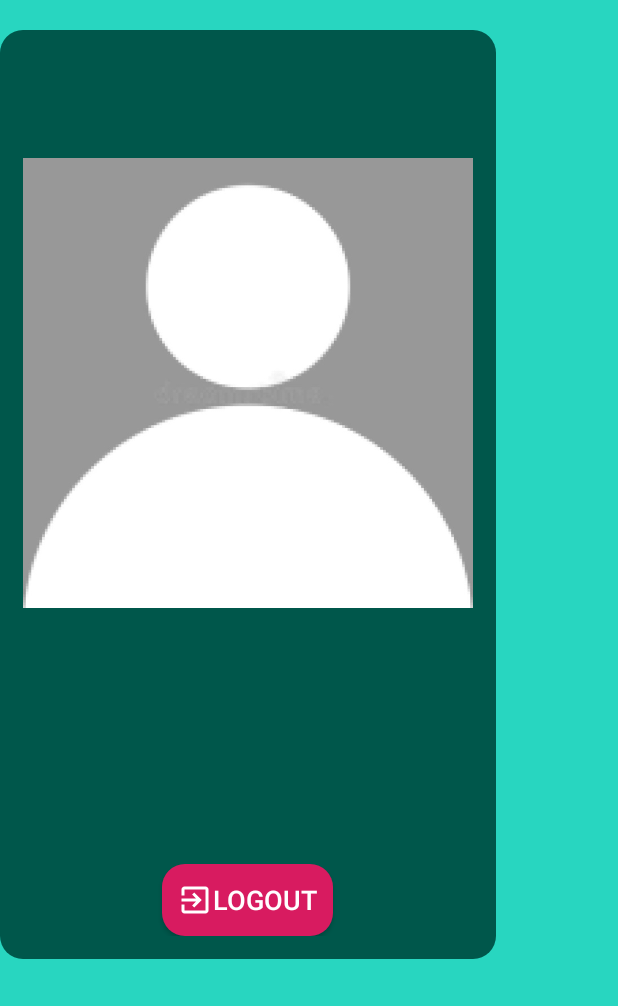
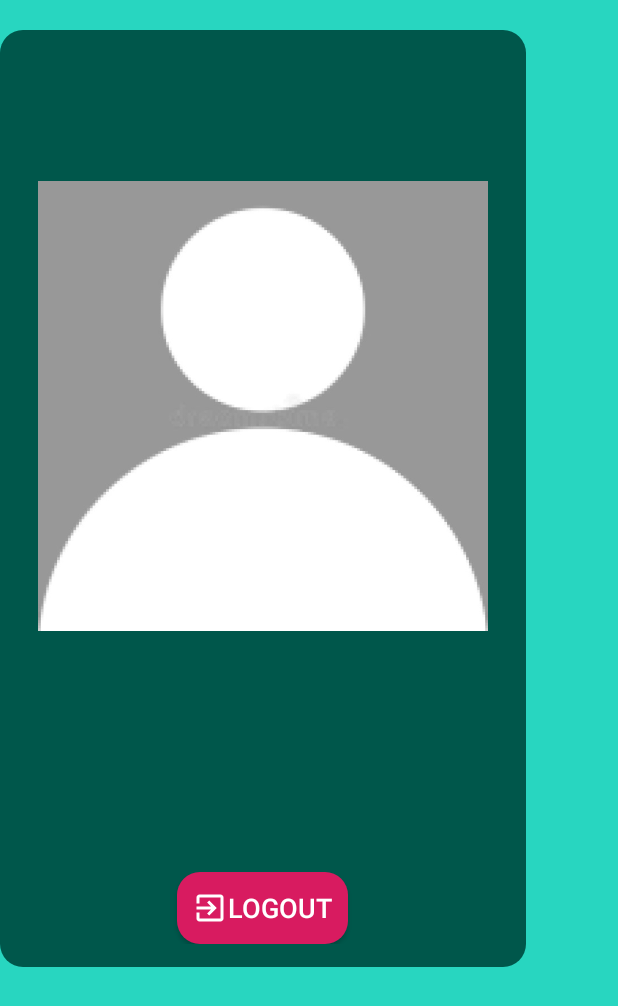
Before and after one commit to GGLozanov/AuthIO, an Android app: the layout fragment_profile.xml on its own in the app's theme, with its tools: preview values and no code run, on a phone screen of 412 x 824 dp. Shown: the top 1006 px of the screen. Run offline under Robolectric (Android 15) with nearby library versions, the phone set to English and light mode, and no system bars.

Commit message:
[Hotfix] Fixed crashes & errors, updated UI (still lackluster...)

```diff
--- a/app/src/main/java/com/example/authio/repositories/UserRepository.java
+++ b/app/src/main/java/com/example/authio/repositories/UserRepository.java
@@ -180,7 +180,7 @@
             public void onResponse(Call<Map<String, User>> call, Response<Map<String, User>> response) {
                 Map<String, User> idUsers;
                 if(response.isSuccessful() && (idUsers = response.body()) != null) {
-                    mUsers.setValue((List) idUsers.values());
+                    mUsers.setValue(new ArrayList<>(idUsers.values()));
                     return;
                 }
 
--- a/app/src/main/java/com/example/authio/utils/ImageDownloader.java
+++ b/app/src/main/java/com/example/authio/utils/ImageDownloader.java
@@ -38,7 +38,7 @@
 
         InputStream content;
 
-        // runs getContent() asynchronously in the bounds of the AsyncTask
+        // runs getContent() asynchronously within the bounds of the AsyncTask
         try {
             content = (InputStream) url.getContent(); // get image displayed
         } catch (IOException e) {
--- a/app/src/main/java/com/example/authio/utils/ImageUtils.java
+++ b/app/src/main/java/com/example/authio/utils/ImageUtils.java
@@ -17,7 +17,6 @@
         // compress bitmap to JPEG w/ best quality possible and pass it into the ByteArrayOutputStream
 
         byte[] imageByte = byteArrayOutputStream.toByteArray();
-        return Base64.encodeToString(imageByte, Base64.DEFAULT);
-        // encode byte array to string in Base64 w/ default_img flags
+        return Base64.encodeToString(imageByte, Base64.DEFAULT); // encode byte array to string in Base64 w/ default_img flags
     }
 }
--- a/app/src/main/java/com/example/authio/utils/PrefConfig.java
+++ b/app/src/main/java/com/example/authio/utils/PrefConfig.java
@@ -52,7 +52,11 @@
     public void writeAuthUserId(Integer id) {
         SharedPreferences.Editor editor = sharedPreferences.edit();
 
-        editor.putInt(context.getString(R.string.pref_id), id).apply();
+        if(id == null) {
+            editor.remove(context.getString(R.string.pref_id)).apply();
+        } else {
+            editor.putInt(context.getString(R.string.pref_id), id).apply();
+        }
     }
 
     public void displayToast(String message) {
--- a/app/src/main/java/com/example/authio/views/ui/ProfileFragment.java
+++ b/app/src/main/java/com/example/authio/views/ui/ProfileFragment.java
@@ -49,7 +49,7 @@
         viewModel.init();
 
         SingleUserBinding binding = DataBindingUtil.inflate(
-                inflater, R.layout.fragment_profile, container, false);
+                inflater, R.layout.single_user, container, false);
 
         View view = binding.getRoot();
             // always inflate this layout instead of the default one
--- a/app/src/main/res/layout/fragment_profile.xml
+++ b/app/src/main/res/layout/fragment_profile.xml
@@ -16,7 +16,9 @@
 
             <!-- TODO: Update blank fragment layout -->
 
-            <include layout="@layout/single_user" />
+            <include
+                layout="@layout/single_user"
+                android:gravity="center" />
 
         </FrameLayout>
     </ScrollView>
--- a/app/src/main/res/layout/single_user.xml
+++ b/app/src/main/res/layout/single_user.xml
@@ -1,10 +1,7 @@
 <?xml version="1.0" encoding="utf-8"?>
 <layout xmlns:android="http://schemas.android.com/apk/res/android"
     xmlns:app="http://schemas.android.com/apk/res-auto"
-    xmlns:tools="http://schemas.android.com/tools"
-    android:layout_width="match_parent"
-    android:layout_height="match_parent"
-    android:gravity="center">
+    xmlns:tools="http://schemas.android.com/tools">
 
     <!--FIXME: fix this cheaty architecture and use only one variable
         FIXME (while keeping LiveData support from ViewModel and passing in immutable user instance for reading)-->
@@ -25,9 +22,7 @@
         android:background="@drawable/round_container"
         android:gravity="center"
         android:orientation="vertical"
-        android:paddingLeft="5dp"
-        android:paddingRight="5dp"
-        android:paddingBottom="15dp">
+        android:padding="15dp">
 
         <TextView
             android:id="@+id/username_text"
@@ -52,7 +47,6 @@
             android:visibility="visible"
             app:srcCompat="@drawable/default_img"
             tools:src="@drawable/default_img"
-            tools:srcCompat="@drawable/default_img"
             tools:visibility="visible" />
 
         <TextView
@@ -83,8 +77,8 @@
             android:id="@+id/logout_button"
             android:layout_width="wrap_content"
             android:layout_height="wrap_content"
-            android:layout_marginTop="10dp"
             android:background="@drawable/round_button"
+            android:drawableStart="@drawable/ic_exit_to_app_white_24dp"
             android:drawableLeft="@drawable/ic_exit_to_app_white_24dp"
             android:padding="10dp"
             android:text="@string/logout"
```
Also changed, not shown: app/src/main/java/com/example/authio/adapters/UserListViewAdapter.java (+11 -6 lines), app/src/main/java/com/example/authio/utils/TokenUtils.java (+20 -1 lines), app/src/main/java/com/example/authio/views/activities/AuthActivity.java (+7 -4 lines), app/src/main/java/com/example/authio/views/activities/MainActivity.java (+11 -3 lines), app/src/main/java/com/example/authio/views/ui/UserViewFragment.java (+8 -3 lines), app/src/main/res/layout/activity_main.xml (+14 -15 lines), app/src/main/res/menu/menu_bottom_nav.xml (+8 -8 lines).
